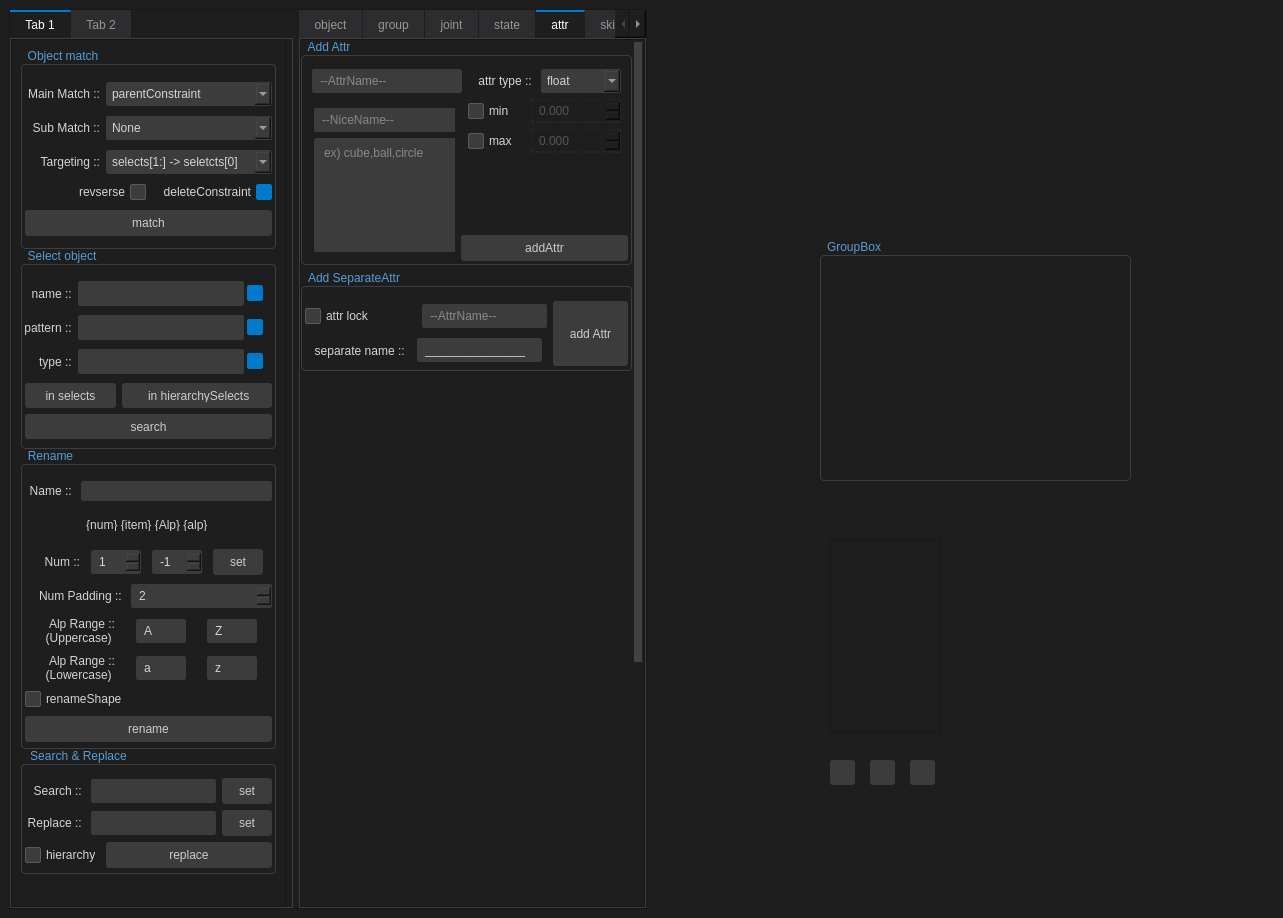
Before: the Qt Designer form userTool/userTool.ui in lalasin2002/newStorege, drawn with Qt 5.
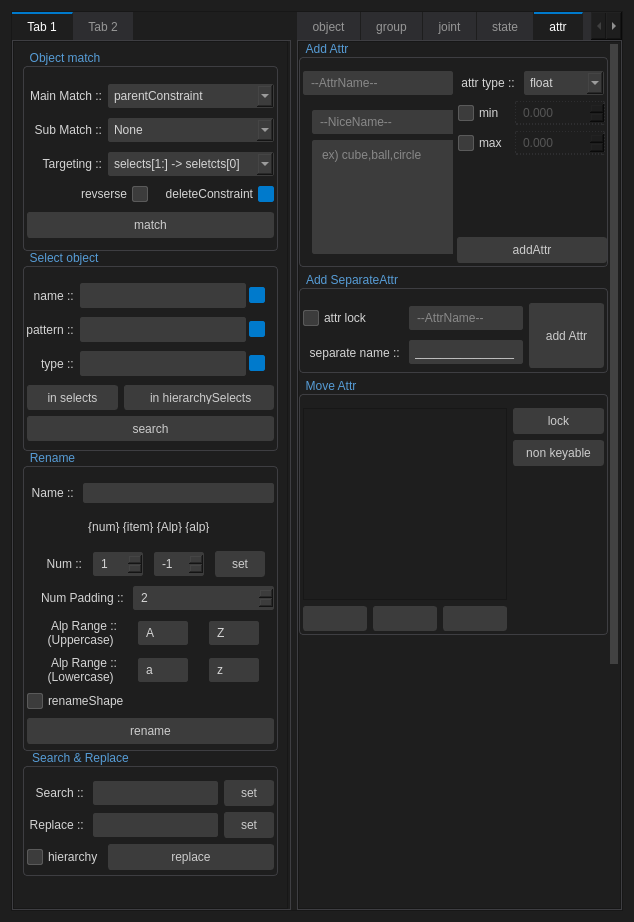
After: the same form once the commit is applied. The open tabs and pages were chosen to show the change. Icons and pictures are not drawn.

Patch:
```diff
--- a/userTool/userTool.ui
+++ b/userTool/userTool.ui
@@ -6,7 +6,7 @@
    <rect>
     <x>0</x>
     <y>0</y>
-    <width>1283</width>
+    <width>632</width>
     <height>918</height>
    </rect>
   </property>
@@ -240,15 +240,9 @@
 }
 </string>
   </property>
+  <layout class="QHBoxLayout" name="horizontalLayout_23">
+   <item>
   <widget class="QFrame" name="main_F">
-   <property name="geometry">
-    <rect>
-     <x>9</x>
-     <y>9</y>
-     <width>638</width>
-     <height>900</height>
-    </rect>
-   </property>
    <property name="minimumSize">
     <size>
      <width>0</width>
@@ -1542,8 +1536,20 @@
     </item>
     <item>
      <widget class="QTabWidget" name="function_tabw">
+        <property name="minimumSize">
+         <size>
+          <width>325</width>
+          <height>0</height>
+         </size>
+        </property>
+        <property name="maximumSize">
+         <size>
+          <width>325</width>
+          <height>16777215</height>
+         </size>
+        </property>
       <property name="currentIndex">
-       <number>4</number>
+         <number>1</number>
       </property>
       <widget class="QWidget" name="object_tab">
        <attribute name="title">
@@ -1589,7 +1595,7 @@
            <property name="geometry">
             <rect>
              <x>0</x>
-             <y>-529</y>
+               <y>0</y>
              <width>313</width>
              <height>1500</height>
             </rect>
@@ -1978,6 +1984,63 @@
               </layout>
              </widget>
             </item>
+              <item>
+               <widget class="QGroupBox" name="nurbsCrvScale_Gb">
+                <property name="minimumSize">
+                 <size>
+                  <width>0</width>
+                  <height>75</height>
+                 </size>
+                </property>
+                <property name="maximumSize">
+                 <size>
+                  <width>16777215</width>
+                  <height>75</height>
+                 </size>
+                </property>
+                <property name="title">
+                 <string>nurbsCrv Scale</string>
+                </property>
+                <layout class="QVBoxLayout" name="verticalLayout_37">
+                 <property name="spacing">
+                  <number>3</number>
+                 </property>
+                 <property name="leftMargin">
+                  <number>0</number>
+                 </property>
+                 <property name="topMargin">
+                  <number>0</number>
+                 </property>
+                 <property name="rightMargin">
+                  <number>0</number>
+                 </property>
+                 <property name="bottomMargin">
+                  <number>0</number>
+                 </property>
+                 <item>
+                  <layout class="QHBoxLayout" name="nurbsCrvScale_H">
+                   <item>
+                    <widget class="QDoubleSpinBox" name="nurbsCrvScale_Dsb">
+                     <property name="decimals">
+                      <number>3</number>
+                     </property>
+                     <property name="value">
+                      <double>1.000000000000000</double>
+                     </property>
+                    </widget>
+                   </item>
+                   <item>
+                    <widget class="QPushButton" name="nurbsCrvScale_Btn">
+                     <property name="text">
+                      <string>scale</string>
+                     </property>
+                    </widget>
+                   </item>
+                  </layout>
+                 </item>
+                </layout>
+               </widget>
+              </item>
             <item>
              <widget class="QGroupBox" name="createMeshCurve">
               <property name="title">
@@ -3078,31 +3141,31 @@
        </attribute>
        <layout class="QVBoxLayout" name="verticalLayout_21">
         <property name="spacing">
-         <number>9</number>
+           <number>0</number>
         </property>
         <property name="leftMargin">
          <number>9</number>
         </property>
         <property name="topMargin">
-         <number>9</number>
+           <number>0</number>
         </property>
         <property name="rightMargin">
-         <number>9</number>
+           <number>0</number>
         </property>
         <property name="bottomMargin">
-         <number>9</number>
+           <number>0</number>
         </property>
         <item>
          <widget class="QScrollArea" name="groupFunction_scrollArea">
           <property name="minimumSize">
            <size>
-            <width>325</width>
+              <width>0</width>
             <height>900</height>
            </size>
           </property>
           <property name="maximumSize">
            <size>
-            <width>325</width>
+              <width>16777215</width>
             <height>16777215</height>
            </size>
           </property>
@@ -3120,14 +3183,14 @@
             <rect>
              <x>0</x>
              <y>0</y>
-             <width>311</width>
-             <height>1200</height>
+               <width>300</width>
+               <height>1800</height>
             </rect>
            </property>
            <property name="minimumSize">
             <size>
              <width>300</width>
-             <height>1200</height>
+               <height>1800</height>
             </size>
            </property>
            <property name="maximumSize">
@@ -3136,7 +3199,7 @@
              <height>16777215</height>
             </size>
            </property>
-           <layout class="QVBoxLayout" name="verticalLayout_20" stretch="0,0,0,0,0,3">
+             <layout class="QVBoxLayout" name="verticalLayout_20" stretch="0,0,0,0,0,0,3">
             <property name="leftMargin">
              <number>0</number>
             </property>
@@ -3702,6 +3765,122 @@
               </layout>
              </widget>
             </item>
+              <item>
+               <widget class="QGroupBox" name="mirrrorJntMatch_Gb">
+                <property name="minimumSize">
+                 <size>
+                  <width>0</width>
+                  <height>125</height>
+                 </size>
+                </property>
+                <property name="maximumSize">
+                 <size>
+                  <width>16777215</width>
+                  <height>125</height>
+                 </size>
+                </property>
+                <property name="title">
+                 <string>mirror Object(mirrorJoint)</string>
+                </property>
+                <layout class="QVBoxLayout" name="verticalLayout_39">
+                 <property name="spacing">
+                  <number>3</number>
+                 </property>
+                 <property name="leftMargin">
+                  <number>0</number>
+                 </property>
+                 <property name="topMargin">
+                  <number>0</number>
+                 </property>
+                 <property name="rightMargin">
+                  <number>0</number>
+                 </property>
+                 <property name="bottomMargin">
+                  <number>0</number>
+                 </property>
+                 <item>
+                  <layout class="QHBoxLayout" name="mirrrorJntAxis_H">
+                   <item>
+                    <widget class="QLabel" name="label_47">
+                     <property name="text">
+                      <string>axis ::</string>
+                     </property>
+                     <property name="alignment">
+                      <set>Qt::AlignmentFlag::AlignRight|Qt::AlignmentFlag::AlignTrailing|Qt::AlignmentFlag::AlignVCenter</set>
+                     </property>
+                    </widget>
+                   </item>
+                   <item>
+                    <widget class="QComboBox" name="mirrrorJntAxis_Cbb">
+                     <item>
+                      <property name="text">
+                       <string>XY</string>
+                      </property>
+                     </item>
+                     <item>
+                      <property name="text">
+                       <string>YZ</string>
+                      </property>
+                     </item>
+                     <item>
+                      <property name="text">
+                       <string>XZ</string>
+                      </property>
+                     </item>
+                    </widget>
+                   </item>
+                  </layout>
+                 </item>
+                 <item>
+                  <layout class="QHBoxLayout" name="mirrrorJntMatch_H">
+                   <item>
+                    <layout class="QVBoxLayout" name="verticalLayout_38">
+                     <item>
+                      <widget class="QLineEdit" name="mirrrorJntMatchLeft_Le">
+                       <property name="text">
+                        <string/>
+                       </property>
+                       <property name="placeholderText">
+                        <string>--left</string>
+                       </property>
+                      </widget>
+                     </item>
+                     <item>
+                      <widget class="QLineEdit" name="mirrrorJntMatchRight_Le">
+                       <property name="text">
+                        <string/>
+                       </property>
+                       <property name="placeholderText">
+                        <string>--right</string>
+                       </property>
+                      </widget>
+                     </item>
+                    </layout>
+                   </item>
+                   <item>
+                    <widget class="QPushButton" name="mirrrorJntMatch_Btn">
+                     <property name="minimumSize">
+                      <size>
+                       <width>100</width>
+                       <height>50</height>
+                      </size>
+                     </property>
+                     <property name="maximumSize">
+                      <size>
+                       <width>100</width>
+                       <height>50</height>
+                      </size>
+                     </property>
+                     <property name="text">
+                      <string>build</string>
+                     </property>
+                    </widget>
+                   </item>
+                  </layout>
+                 </item>
+                </layout>
+               </widget>
+              </item>
             <item>
              <widget class="QGroupBox" name="mirrorGrouping_Gb">
               <property name="minimumSize">
@@ -5767,7 +5946,7 @@
             <rect>
              <x>0</x>
              <y>0</y>
-             <width>333</width>
+               <width>309</width>
              <height>1200</height>
             </rect>
            </property>
@@ -5777,7 +5956,7 @@
              <height>1200</height>
             </size>
            </property>
-           <layout class="QVBoxLayout" name="verticalLayout_35" stretch="0,0,10">
+             <layout class="QVBoxLayout" name="verticalLayout_35" stretch="0,0,0,10">
             <property name="leftMargin">
              <number>0</number>
             </property>
@@ -6159,6 +6338,12 @@
                   <layout class="QHBoxLayout" name="addSepAttrName_H">
                    <item>
                     <widget class="QCheckBox" name="addSepLock_Chb">
+                       <property name="minimumSize">
+                        <size>
+                         <width>100</width>
+                         <height>0</height>
+                        </size>
+                       </property>
                      <property name="text">
                       <string>attr lock</string>
                      </property>
@@ -6168,7 +6353,7 @@
                     <widget class="QLineEdit" name="addSepAttrName_Le">
                      <property name="minimumSize">
                       <size>
-                       <width>125</width>
+                         <width>100</width>
                        <height>0</height>
                       </size>
                      </property>
@@ -6213,7 +6398,7 @@
                     <widget class="QLineEdit" name="addSepNiceName_Le">
                      <property name="minimumSize">
                       <size>
-                       <width>125</width>
+                         <width>100</width>
                        <height>0</height>
                       </size>
                      </property>
@@ -6257,6 +6442,165 @@
               </layout>
              </widget>
             </item>
+              <item>
+               <widget class="QGroupBox" name="moveAttr_Gb">
+                <property name="title">
+                 <string>Move Attr</string>
+                </property>
+                <layout class="QHBoxLayout" name="horizontalLayout_22">
+                 <property name="leftMargin">
+                  <number>3</number>
+                 </property>
+                 <property name="topMargin">
+                  <number>3</number>
+                 </property>
+                 <property name="rightMargin">
+                  <number>3</number>
+                 </property>
+                 <property name="bottomMargin">
+                  <number>3</number>
+                 </property>
+                 <item>
+                  <layout class="QVBoxLayout" name="moveAttrLw_V" stretch="10,1">
+                   <item>
+                    <widget class="QListWidget" name="moveAttr_Lw">
+                     <property name="minimumSize">
+                      <size>
+                       <width>0</width>
+                       <height>0</height>
+                      </size>
+                     </property>
+                     <property name="maximumSize">
+                      <size>
+                       <width>16777215</width>
+                       <height>16777215</height>
+                      </size>
+                     </property>
+                     <property name="horizontalScrollBarPolicy">
+                      <enum>Qt::ScrollBarPolicy::ScrollBarAlwaysOff</enum>
+                     </property>
+                    </widget>
+                   </item>
+                   <item>
+                    <layout class="QHBoxLayout" name="moveAttrBtn_H">
+                     <item>
+                      <widget class="QPushButton" name="moveAttrRefresh_Btn">
+                       <property name="minimumSize">
+                        <size>
+                         <width>0</width>
+                         <height>25</height>
+                        </size>
+                       </property>
+                       <property name="maximumSize">
+                        <size>
+                         <width>16777215</width>
+                         <height>25</height>
+                        </size>
+                       </property>
+                       <property name="text">
+                        <string/>
+                       </property>
+                       <property name="icon">
+                        <iconset theme="QIcon::ThemeIcon::SystemReboot"/>
+                       </property>
+                      </widget>
+                     </item>
+                     <item>
+                      <widget class="QPushButton" name="moveAttrUp_Btn">
+                       <property name="minimumSize">
+                        <size>
+                         <width>0</width>
+                         <height>25</height>
+                        </size>
+                       </property>
+                       <property name="maximumSize">
+                        <size>
+                         <width>16777215</width>
+                         <height>25</height>
+                        </size>
+                       </property>
+                       <property name="text">
+                        <string/>
+                       </property>
+                       <property name="icon">
+                        <iconset theme="QIcon::ThemeIcon::GoUp"/>
+                       </property>
+                      </widget>
+                     </item>
+                     <item>
+                      <widget class="QPushButton" name="moveAttrDown_Btn">
+                       <property name="minimumSize">
+                        <size>
+                         <width>0</width>
+                         <height>25</height>
+                        </size>
+                       </property>
+                       <property name="maximumSize">
+                        <size>
+                         <width>16777215</width>
+                         <height>25</height>
+                        </size>
+                       </property>
+                       <property name="text">
+                        <string/>
+                       </property>
+                       <property name="icon">
+                        <iconset theme="QIcon::ThemeIcon::GoDown"/>
+                       </property>
+                      </widget>
+                     </item>
+                    </layout>
+                   </item>
+                  </layout>
+                 </item>
+                 <item>
+                  <widget class="QFrame" name="moveAttrOption_F">
+                   <layout class="QVBoxLayout" name="moveAttrOption_Btn">
+                    <property name="leftMargin">
+                     <number>0</number>
+                    </property>
+                    <property name="topMargin">
+                     <number>0</number>
+                    </property>
+                    <property name="rightMargin">
+                     <number>0</number>
+                    </property>
+                    <property name="bottomMargin">
+                     <number>0</number>
+                    </property>
+                    <item>
+                     <widget class="QPushButton" name="moveAttrLock_Btn">
+                      <property name="text">
+                       <string>lock</string>
+                      </property>
+                     </widget>
+                    </item>
+                    <item>
+                     <widget class="QPushButton" name="moveAttrNonKeyable_Btn">
+                      <property name="text">
+                       <string>non keyable</string>
+                      </property>
+                     </widget>
+                    </item>
+                    <item>
+                     <spacer name="verticalSpacer_8">
+                      <property name="orientation">
+                       <enum>Qt::Orientation::Vertical</enum>
+                      </property>
+                      <property name="sizeHint" stdset="0">
+                       <size>
+                        <width>20</width>
+                        <height>40</height>
+                       </size>
+                      </property>
+                     </spacer>
+                    </item>
+                   </layout>
+                  </widget>
+                 </item>
+                </layout>
+               </widget>
+              </item>
             <item>
              <spacer name="verticalSpacer_6">
               <property name="orientation">
@@ -6285,110 +6629,8 @@
     </item>
    </layout>
   </widget>
-  <widget class="QGroupBox" name="groupBox_4">
-   <property name="geometry">
-    <rect>
-     <x>820</x>
-     <y>240</y>
-     <width>311</width>
-     <height>241</height>
-    </rect>
-   </property>
-   <property name="title">
-    <string>GroupBox</string>
-   </property>
-  </widget>
-  <widget class="QListWidget" name="listWidget">
-   <property name="geometry">
-    <rect>
-     <x>830</x>
-     <y>540</y>
-     <width>111</width>
-     <height>192</height>
-    </rect>
-   </property>
-   <property name="horizontalScrollBarPolicy">
-    <enum>Qt::ScrollBarPolicy::ScrollBarAlwaysOff</enum>
-   </property>
-  </widget>
-  <widget class="QPushButton" name="pushButton">
-   <property name="geometry">
-    <rect>
-     <x>870</x>
-     <y>760</y>
-     <width>25</width>
-     <height>25</height>
-    </rect>
-   </property>
-   <property name="minimumSize">
-    <size>
-     <width>25</width>
-     <height>25</height>
-    </size>
-   </property>
-   <property name="maximumSize">
-    <size>
-     <width>25</width>
-     <height>25</height>
-    </size>
-   </property>
-   <property name="text">
-    <string/>
-   </property>
-  </widget>
-  <widget class="QPushButton" name="pushButton_2">
-   <property name="geometry">
-    <rect>
-     <x>830</x>
-     <y>760</y>
-     <width>25</width>
-     <height>25</height>
-    </rect>
-   </property>
-   <property name="minimumSize">
-    <size>
-     <width>25</width>
-     <height>25</height>
-    </size>
-   </property>
-   <property name="maximumSize">
-    <size>
-     <width>25</width>
-     <height>25</height>
-    </size>
-   </property>
-   <property name="text">
-    <string/>
-   </property>
-   <property name="icon">
-    <iconset theme="QIcon::ThemeIcon::SystemReboot"/>
-   </property>
-  </widget>
-  <widget class="QPushButton" name="pushButton_3">
-   <property name="geometry">
-    <rect>
-     <x>910</x>
-     <y>760</y>
-     <width>25</width>
-     <height>25</height>
-    </rect>
-   </property>
-   <property name="minimumSize">
-    <size>
-     <width>25</width>
-     <height>25</height>
-    </size>
-   </property>
-   <property name="maximumSize">
-    <size>
-     <width>25</width>
-     <height>25</height>
-    </size>
-   </property>
-   <property name="text">
-    <string/>
-   </property>
-  </widget>
+   </item>
+  </layout>
  </widget>
  <resources/>
  <connections>
```
Lines whose indentation alone changed are shown as unchanged.
